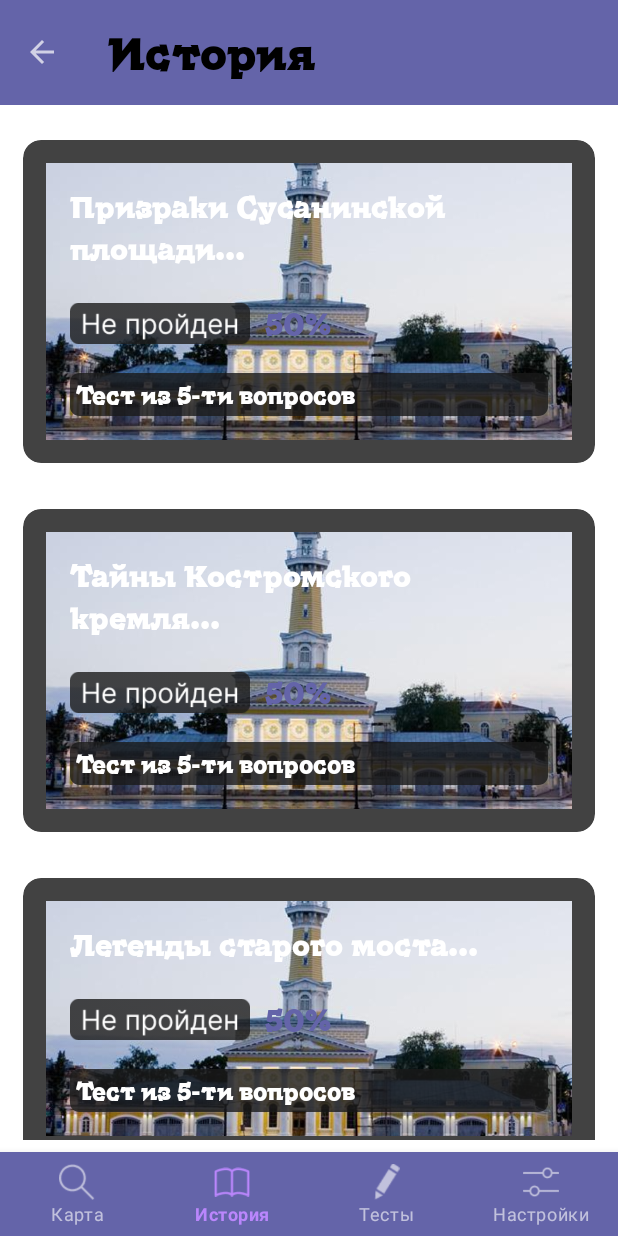
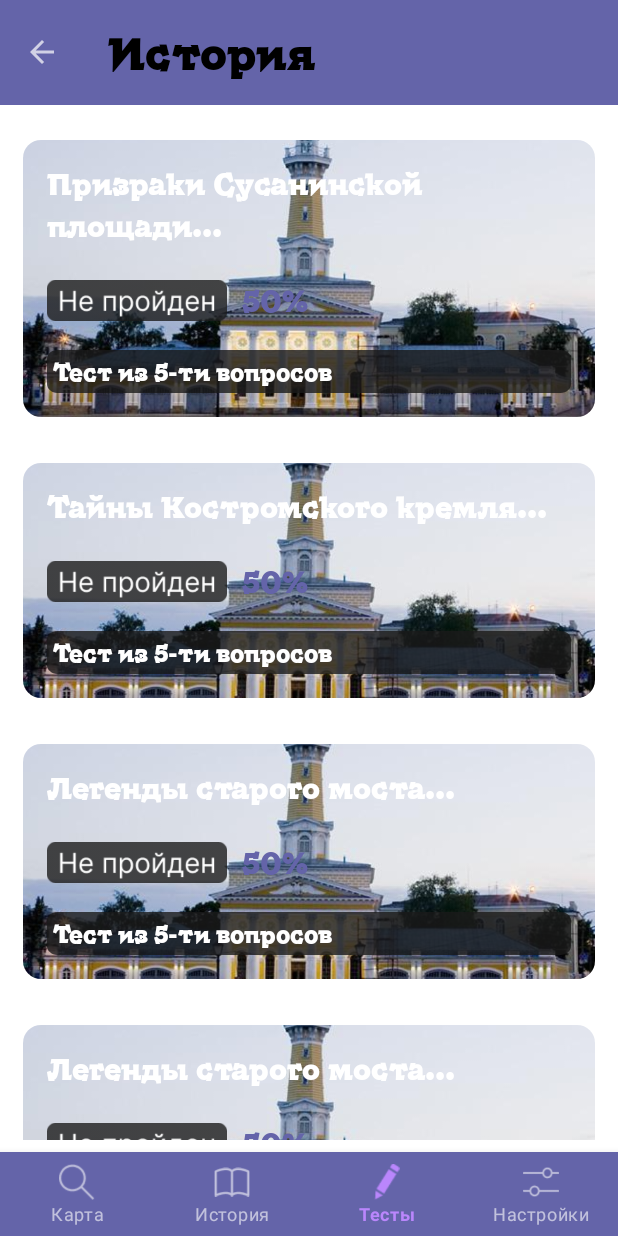
Before and after one commit to tichdog/intensiv2025, an Android app: the Tests screen opened directly, with no data from a screen before it, on a phone screen of 412 x 824 dp. Run offline under Robolectric (Android 15) with nearby library versions, the light colour scheme and no system bars; our stand-ins replace CircleImageView.

Commit message:
Изменения

```diff
--- a/AndroidStudioProj/app/src/main/java/com/example/intensiv/Tests.java
+++ b/AndroidStudioProj/app/src/main/java/com/example/intensiv/Tests.java
@@ -2,6 +2,7 @@ package com.example.intensiv;
 
 import android.content.Context;
 import android.content.Intent;
+import android.content.SharedPreferences;
 import android.os.Bundle;
 import android.util.TypedValue;
 import android.view.LayoutInflater;
@@ -34,7 +35,7 @@ public class Tests extends AppCompatActivity {
         setSupportActionBar(toolbar);
         btNav = findViewById(R.id.bottom_nav_1);
         setupBottomNavigation();
-        btNav.setSelectedItemId(R.id.nav_history);
+        btNav.setSelectedItemId(R.id.nav_tests);
         if (getSupportActionBar() != null) {
             getSupportActionBar().setDisplayHomeAsUpEnabled(true);
         }
@@ -66,6 +67,19 @@ public class Tests extends AppCompatActivity {
         View card = LayoutInflater.from(context)
                 .inflate(R.layout.item_test, parent, false);
 
+
+//        SharedPreferences prefs = getSharedPreferences("MyPrefs", Context.MODE_PRIVATE);
+//        boolean t1 = prefs.getBoolean("zastavka_proidena", false);
+//        if (t1) {
+//            startMainActivity();
+//        }
+//        else {
+//            prefs.edit().putBoolean("zastavka_proidena", true).apply();
+//        }
+
+
+
+
         // Настройка элементов карточки (без изменений)
         TextView textView = card.findViewById(R.id.title_text);
         TextView progressBar = card.findViewById(R.id.percentage_text);
@@ -92,10 +106,11 @@ public class Tests extends AppCompatActivity {
                 overridePendingTransition(0, 0);
                 return true;
             } else if (id == R.id.nav_history) {
+                finish();
+                startActivity(new Intent(this, History.class));
                 return true;
-//            } else if (id == R.id.nav_tests) {
-//                startActivity(new Intent(this, TestsActivity.class));
-//                return true;
+            } else if (id == R.id.nav_tests) {
+                return true;
             } else if (id == R.id.nav_settings) {
                 finish();
                 overridePendingTransition(0, 0);
--- /dev/null
+++ b/AndroidStudioProj/app/src/main/res/drawable/rounded_corners.xml
@@ -0,0 +1,4 @@
+<shape xmlns:android="http://schemas.android.com/apk/res/android">
+    <corners android:radius="12dp"/>
+    <solid android:color="@android:color/transparent"/>
+</shape>
--- a/AndroidStudioProj/app/src/main/res/layout/item_test.xml
+++ b/AndroidStudioProj/app/src/main/res/layout/item_test.xml
@@ -1,28 +1,26 @@
-<androidx.cardview.widget.CardView
-    android:layout_width="match_parent"
-    android:layout_height="wrap_content"
-    android:layout_margin="15dp"
-    app:cardCornerRadius="12dp"
-    app:cardElevation="0dp"
-    xmlns:android="http://schemas.android.com/apk/res/android"
-    xmlns:app="http://schemas.android.com/apk/res-auto">
-
-    <androidx.constraintlayout.widget.ConstraintLayout
+<androidx.constraintlayout.widget.ConstraintLayout xmlns:android="http://schemas.android.com/apk/res/android"
+    xmlns:app="http://schemas.android.com/apk/res-auto"
     android:layout_width="match_parent"
     android:layout_height="wrap_content"
     android:layout_margin="15dp">
 
+    <FrameLayout
+        android:layout_width="0dp"
+        android:layout_height="0dp"
+        android:background="@drawable/rounded_corners"
+        android:clipToOutline="true"
+        app:layout_constraintBottom_toBottomOf="parent"
+        app:layout_constraintEnd_toEndOf="parent"
+        app:layout_constraintStart_toStartOf="parent"
+        app:layout_constraintTop_toTopOf="parent">
 
         <ImageView
             android:id="@+id/background"
-            android:layout_width="0dp"
-            android:layout_height="0dp"
+            android:layout_width="match_parent"
+            android:layout_height="match_parent"
             android:scaleType="centerCrop"
-            android:src="@drawable/img"
-            app:layout_constraintBottom_toBottomOf="parent"
-            app:layout_constraintEnd_toEndOf="parent"
-            app:layout_constraintStart_toStartOf="parent"
-            app:layout_constraintTop_toTopOf="parent" />
+            android:src="@drawable/img" />
+    </FrameLayout>
 
 
     <!-- Основной контент -->
@@ -89,4 +87,3 @@
             android:textSize="16sp" />
     </LinearLayout>
 </androidx.constraintlayout.widget.ConstraintLayout>
-</androidx.cardview.widget.CardView>
--- a/AndroidStudioProj/app/src/main/res/layout/settings.xml
+++ b/AndroidStudioProj/app/src/main/res/layout/settings.xml
@@ -10,7 +10,7 @@
     <androidx.appcompat.widget.Toolbar
         android:id="@+id/toolbar"
         android:layout_width="0dp"
-        android:layout_height="?attr/actionBarSize"
+        android:layout_height="wrap_content"
         android:background="?attr/toolBarColor"
         app:layout_constraintTop_toTopOf="parent"
         app:layout_constraintStart_toStartOf="parent"
--- a/AndroidStudioProj/app/src/main/res/layout/zast_layout.xml
+++ b/AndroidStudioProj/app/src/main/res/layout/zast_layout.xml
@@ -44,7 +44,7 @@
         android:layout_marginEnd="8dp">
 
         <TextView
-            android:layout_marginTop="40dp"
+            android:layout_marginTop="20dp"
             android:id="@+id/some_id"
             android:layout_width="match_parent"
             android:layout_height="match_parent"
--- a/AndroidStudioProj/app/src/main/res/values/strings.xml
+++ b/AndroidStudioProj/app/src/main/res/values/strings.xml
@@ -1,5 +1,5 @@
 <resources>
-    <string name="app_name">Intensiv</string>
+    <string name="app_name">Таинственная Кострома</string>
     <string-array name="zastavka_array">
         <item>Гав-гав! О, ты наконец пришёл!</item>
         <item>Я столько лет ждала того, кто сможет помочь.</item>
```
Also changed, not shown: AndroidStudioProj/app/src/main/java/com/example/intensiv/History.java (+6 -3 lines), AndroidStudioProj/app/src/main/java/com/example/intensiv/HistoryDescription.java (+41 -0 lines), AndroidStudioProj/app/src/main/java/com/example/intensiv/Settings.java (+4 -3 lines). Lines whose indentation alone changed are shown as unchanged.
